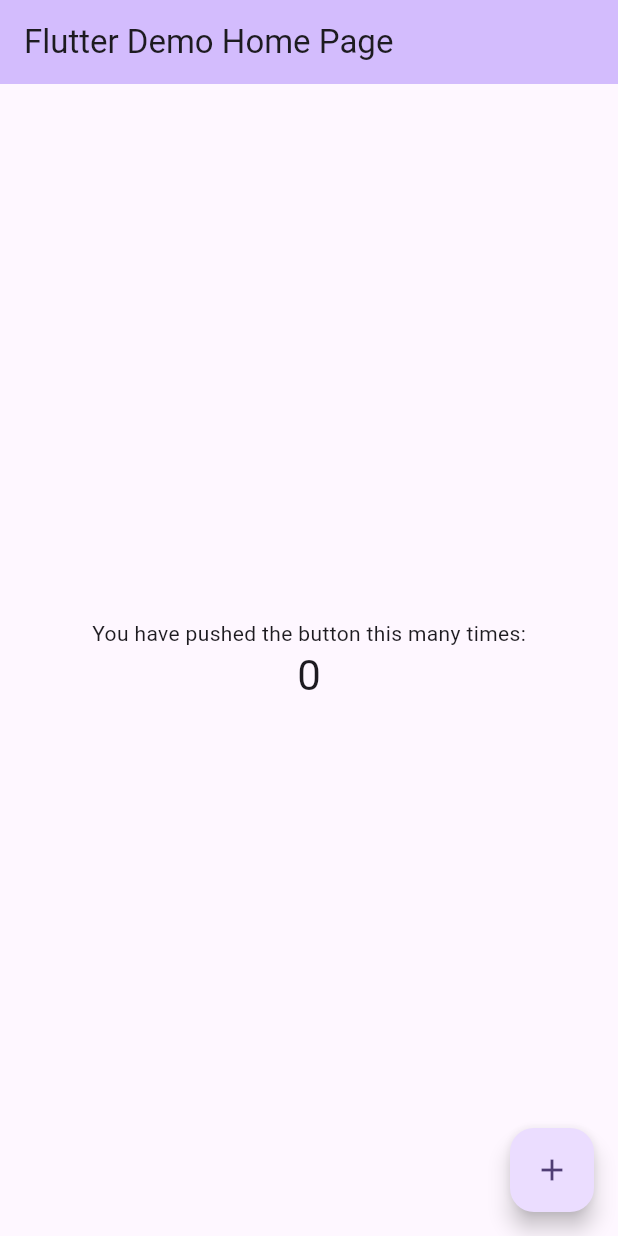
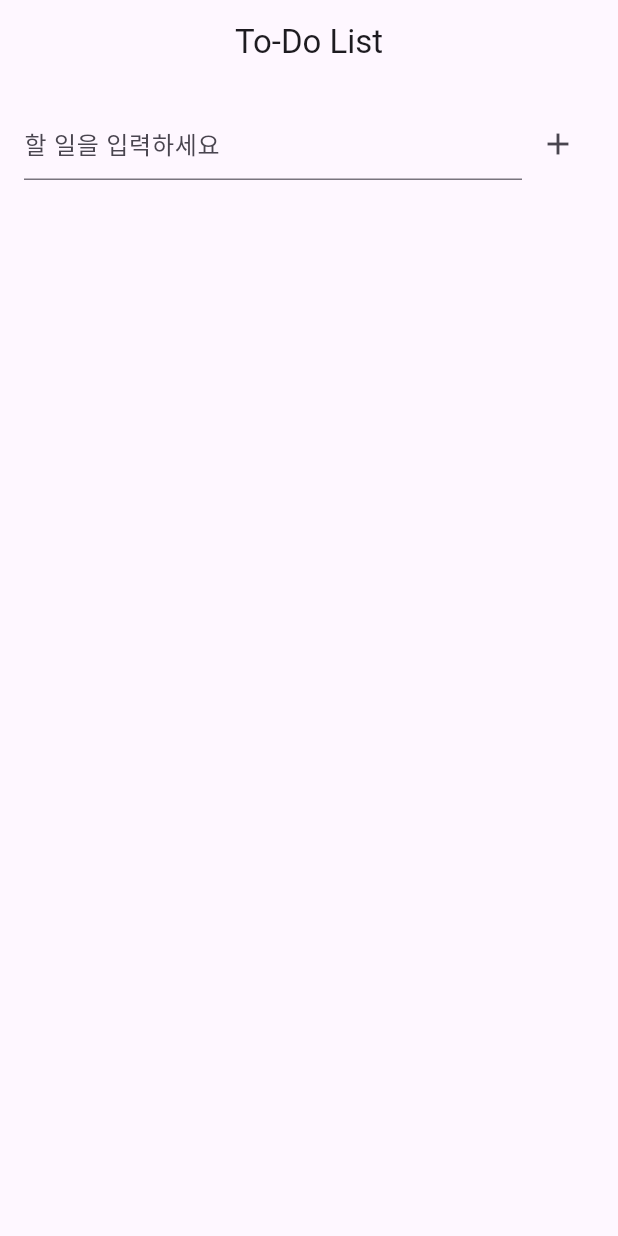
Before and after one commit to No1stone/flutter-todoapp, a Flutter app: the screen it shows after launch, on a phone screen of 412 x 824 dp. Run offline on Flutter 3.47's test engine with Material 3 defaults, Android fonts, the light colour scheme and no system bars.

Commit message:
todo app..

```diff
--- a/lib/main.dart
+++ b/lib/main.dart
@@ -7,116 +7,88 @@ void main() {
 class MyApp extends StatelessWidget {
   const MyApp({super.key});
 
-  // This widget is the root of your application.
   @override
   Widget build(BuildContext context) {
-    return MaterialApp(
-      title: 'Flutter Demo',
-      theme: ThemeData(
-        // This is the theme of your application.
-        //
-        // TRY THIS: Try running your application with "flutter run". You'll see
-        // the application has a purple toolbar. Then, without quitting the app,
-        // try changing the seedColor in the colorScheme below to Colors.green
-        // and then invoke "hot reload" (save your changes or press the "hot
-        // reload" button in a Flutter-supported IDE, or press "r" if you used
-        // the command line to start the app).
-        //
-        // Notice that the counter didn't reset back to zero; the application
-        // state is not lost during the reload. To reset the state, use hot
-        // restart instead.
-        //
-        // This works for code too, not just values: Most code changes can be
-        // tested with just a hot reload.
-        colorScheme: ColorScheme.fromSeed(seedColor: Colors.deepPurple),
-      ),
-      home: const MyHomePage(title: 'Flutter Demo Home Page'),
+    return const MaterialApp(
+      debugShowCheckedModeBanner: false,
+      home: TodoApp(),
     );
   }
 }
 
-class MyHomePage extends StatefulWidget {
-  const MyHomePage({super.key, required this.title});
-
-  // This widget is the home page of your application. It is stateful, meaning
-  // that it has a State object (defined below) that contains fields that affect
-  // how it looks.
-
-  // This class is the configuration for the state. It holds the values (in this
-  // case the title) provided by the parent (in this case the App widget) and
-  // used by the build method of the State. Fields in a Widget subclass are
-  // always marked "final".
-
-  final String title;
+class TodoApp extends StatefulWidget {
+  const TodoApp({super.key});
 
   @override
-  State<MyHomePage> createState() => _MyHomePageState();
+  State<TodoApp> createState() => _TodoAppState();
 }
 
-class _MyHomePageState extends State<MyHomePage> {
-  int _counter = 0;
+class _TodoAppState extends State<TodoApp> {
+  final TextEditingController _controller = TextEditingController();
+  final List<String> _todos = []; // 할 일 목록
 
-  void _incrementCounter() {
+  void _addTodo() {
+    if (_controller.text.isNotEmpty) {
+      setState(() {
+        _todos.add(_controller.text);
+        _controller.clear();
+      });
+    }
+  }
+
+  void _removeTodo(int index) {
     setState(() {
-      // This call to setState tells the Flutter framework that something has
-      // changed in this State, which causes it to rerun the build method below
-      // so that the display can reflect the updated values. If we changed
-      // _counter without calling setState(), then the build method would not be
-      // called again, and so nothing would appear to happen.
-      _counter++;
+      _todos.removeAt(index);
     });
   }
 
   @override
   Widget build(BuildContext context) {
-    // This method is rerun every time setState is called, for instance as done
-    // by the _incrementCounter method above.
-    //
-    // The Flutter framework has been optimized to make rerunning build methods
-    // fast, so that you can just rebuild anything that needs updating rather
-    // than having to individually change instances of widgets.
     return Scaffold(
       appBar: AppBar(
-        // TRY THIS: Try changing the color here to a specific color (to
-        // Colors.amber, perhaps?) and trigger a hot reload to see the AppBar
-        // change color while the other colors stay the same.
-        backgroundColor: Theme.of(context).colorScheme.inversePrimary,
-        // Here we take the value from the MyHomePage object that was created by
-        // the App.build method, and use it to set our appbar title.
-        title: Text(widget.title),
+        title: const Text("To-Do List"),
+        centerTitle: true,
       ),
-      body: Center(
-        // Center is a layout widget. It takes a single child and positions it
-        // in the middle of the parent.
+      body: Padding(
+        padding: const EdgeInsets.all(16.0),
         child: Column(
-          // Column is also a layout widget. It takes a list of children and
-          // arranges them vertically. By default, it sizes itself to fit its
-          // children horizontally, and tries to be as tall as its parent.
-          //
-          // Column has various properties to control how it sizes itself and
-          // how it positions its children. Here we use mainAxisAlignment to
-          // center the children vertically; the main axis here is the vertical
-          // axis because Columns are vertical (the cross axis would be
-          // horizontal).
-          //
-          // TRY THIS: Invoke "debug painting" (choose the "Toggle Debug Paint"
-          // action in the IDE, or press "p" in the console), to see the
-          // wireframe for each widget.
-          mainAxisAlignment: MainAxisAlignment.center,
-          children: <Widget>[
-            const Text('You have pushed the button this many times:'),
-            Text(
-              '$_counter',
-              style: Theme.of(context).textTheme.headlineMedium,
+          children: [
+            Row(
+              children: [
+                Expanded(
+                  child: TextField(
+                    controller: _controller,
+                    decoration: const InputDecoration(
+                      hintText: "할 일을 입력하세요",
+                    ),
+                  ),
+                ),
+                IconButton(
+                  onPressed: _addTodo,
+                  icon: const Icon(Icons.add),
+                ),
+              ],
+            ),
+            const SizedBox(height: 10),
+            Expanded(
+              child: ListView.builder(
+                itemCount: _todos.length,
+                itemBuilder: (context, index) {
+                  return Card(
+                    child: ListTile(
+                      title: Text(_todos[index]),
+                      trailing: IconButton(
+                        icon: const Icon(Icons.delete),
+                        onPressed: () => _removeTodo(index),
+                      ),
+                    ),
+                  );
+                },
+              ),
             ),
           ],
         ),
       ),
-      floatingActionButton: FloatingActionButton(
-        onPressed: _incrementCounter,
-        tooltip: 'Increment',
-        child: const Icon(Icons.add),
-      ), // This trailing comma makes auto-formatting nicer for build methods.
     );
   }
 }
```
